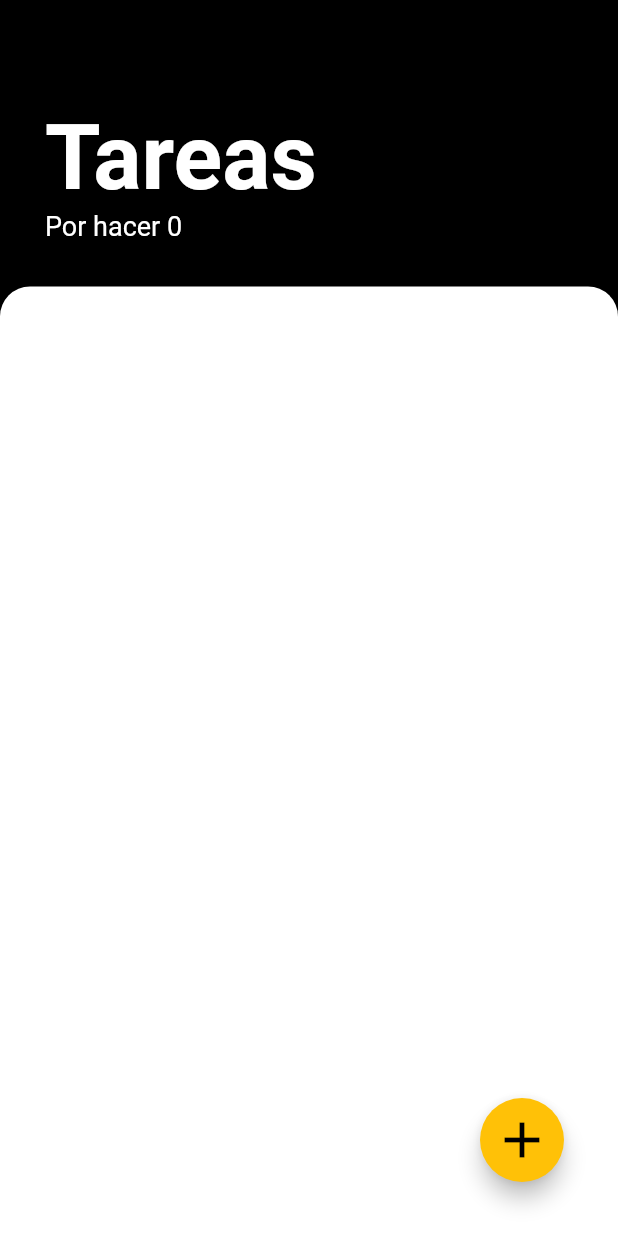
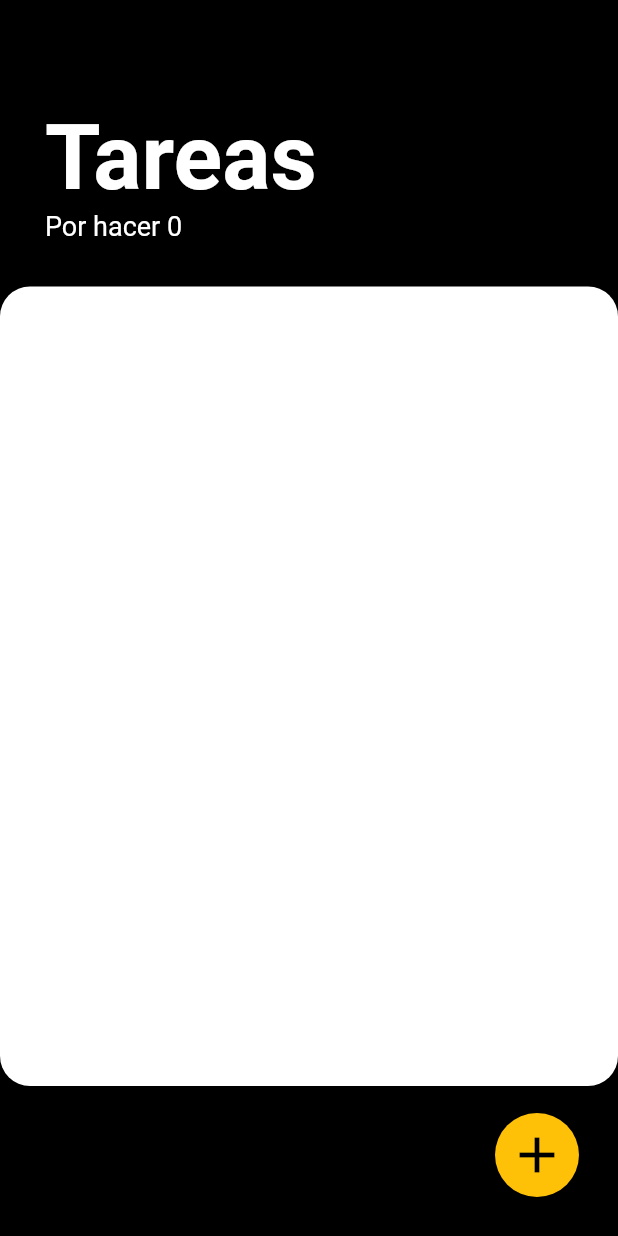
Before and after one commit to vcardona/todoey_flutter, a Flutter app: the screen it shows after launch, on a phone screen of 412 x 824 dp. Run offline on Flutter 3.47's test engine with Material 2 defaults, Android fonts, the phone set to English and light mode, and no system bars.

Commit message:
Change the size of the Container to fix FloatingButton Problem

```diff
--- a/lib/screens/tasks_screen.dart
+++ b/lib/screens/tasks_screen.dart
@@ -15,7 +15,7 @@ class _TasksScreenState extends State<TasksScreen> {
     return Scaffold(
       backgroundColor: Colors.black,
       floatingActionButton: Padding(
-        padding: const EdgeInsets.all(20.0),
+        padding: EdgeInsets.all(10.0),
         child: FloatingActionButton(
           backgroundColor: Colors.amber,
           child: Icon(
@@ -28,11 +28,6 @@ class _TasksScreenState extends State<TasksScreen> {
               context: context,
               builder: (context) => AddTaskScreen(
                 addTaskCallback: (newTaskTitle) {
-//                  setState(
-//                    () {
-//                      tasks.add(Task(name: newTaskTitle));
-//                    },
-//                  );
                   Navigator.pop(context);
                 },
               ),
@@ -72,18 +67,29 @@ class _TasksScreenState extends State<TasksScreen> {
             ),
           ),
           Expanded(
+//            flex: 6,
             child: Container(
               padding: EdgeInsets.symmetric(horizontal: 20),
               decoration: BoxDecoration(
                 color: Colors.white,
-                borderRadius: BorderRadius.only(
-                  topLeft: Radius.circular(20),
-                  topRight: Radius.circular(20),
-                ),
+                borderRadius: BorderRadius.all(Radius.circular(20)),
               ),
               child: TasksList(),
             ),
-          )
+          ),
+          SizedBox(
+            height: 100,
+          ),
+//          Expanded(
+//            child: Container(
+//                padding: EdgeInsets.symmetric(horizontal: 20),
+//                decoration: BoxDecoration(
+//                  color: Colors.white,
+//                  borderRadius: BorderRadius.all(
+//                    Radius.circular(20),
+//                  ),
+//                )),
+//          ),
         ],
       ),
     );
```
